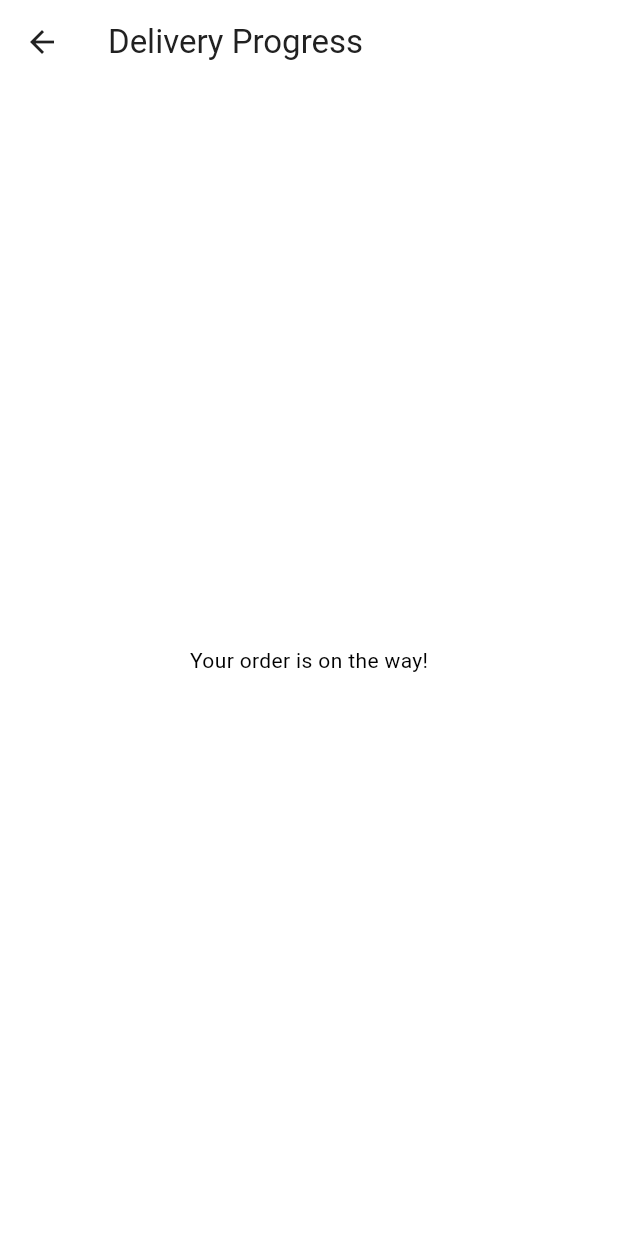
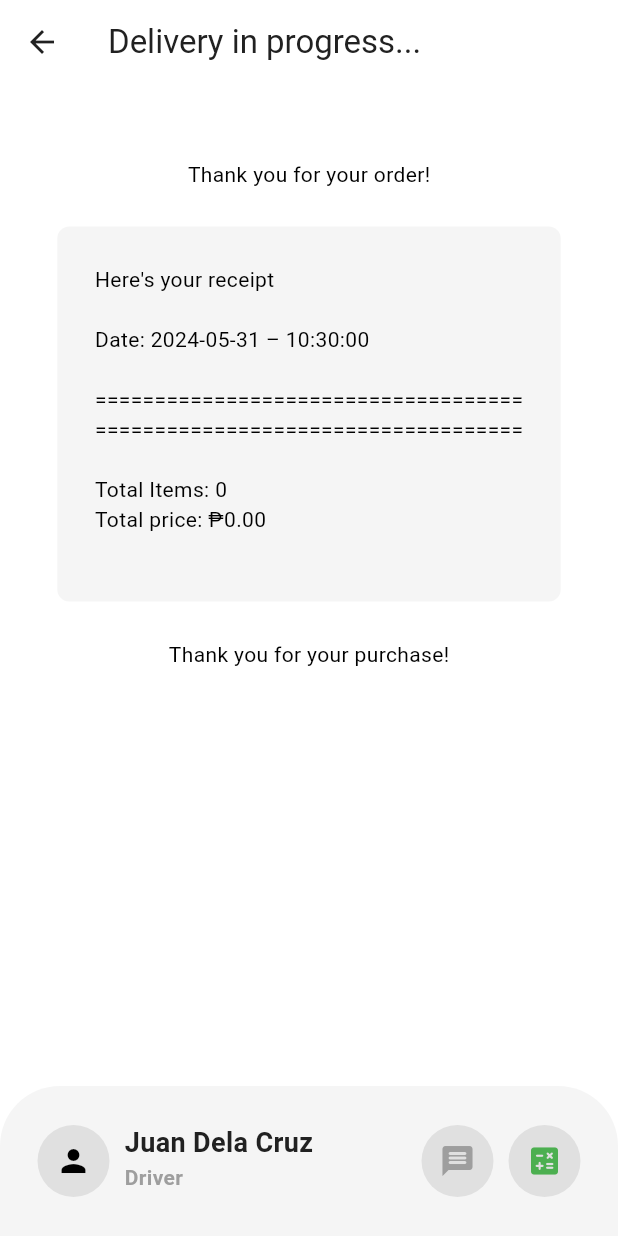
Before and after one commit to Orekidesu/Viscan-Food-Delivey-App, a Flutter app: the DeliveryProgressPage screen opened directly, on a phone screen of 412 x 824 dp. Run offline on Flutter 3.47's test engine with Material 3 defaults, Android fonts, the phone set to English and light mode, and no system bars; our stand-ins replace flutter_credit_card; missing offline and left inert: dart:js.

Commit message:
delivery progress page update and receipt generation

```diff
--- /dev/null
+++ b/lib/custom_widgets/my_receipt.dart
@@ -0,0 +1,35 @@
+import 'package:flutter/material.dart';
+import 'package:provider/provider.dart';
+import 'package:viscan_food_delivery_app/models/restuarant.dart';
+
+class MyReceipt extends StatelessWidget {
+  const MyReceipt({super.key});
+
+  @override
+  Widget build(BuildContext context) {
+    return Padding(
+      padding: const EdgeInsets.only(left: 25, right: 25, bottom: 25, top: 50),
+      child: Center(
+        child: Column(
+          mainAxisAlignment: MainAxisAlignment.center,
+          children: [
+            const Text('Thank you for your order!'),
+            const SizedBox(height: 25),
+            Container(
+                decoration: BoxDecoration(
+                  color: Theme.of(context).colorScheme.secondary,
+                  borderRadius: BorderRadius.circular(8.0),
+                ),
+                padding: const EdgeInsets.all(25),
+                child: Consumer<Restaurant>(
+                  builder: (context, restaurant, child) =>
+                      Text(restaurant.displayCartReceipt()),
+                )),
+            const SizedBox(height: 25),
+            const Text("Thank you for your purchase!"),
+          ],
+        ),
+      ),
+    );
+  }
+}
--- a/lib/models/restuarant.dart
+++ b/lib/models/restuarant.dart
@@ -2,6 +2,7 @@ import 'package:viscan_food_delivery_app/models/cart_item.dart';
 import './food.dart';
 import 'package:collection/collection.dart';
 import 'package:flutter/material.dart';
+import 'package:intl/intl.dart';
 
 class Restaurant extends ChangeNotifier {
   // list of food menu
@@ -151,10 +152,47 @@ class Restaurant extends ChangeNotifier {
   /* HELPER FUNCTIONS */
 
   //  generate a receipt
+  String displayCartReceipt() {
+    final receipt = StringBuffer();
+    receipt.writeln("Here's your receipt");
+    receipt.writeln();
+
+    // format the date to inclide to up to seconds only
+
+    String formattedDate =
+        DateFormat('yyyy-MM-dd – kk:mm:ss').format(DateTime.now());
+
+    receipt.writeln("Date: $formattedDate");
+    receipt.writeln();
+    receipt.writeln("====================================");
+
+    for (final cartItem in _cart) {
+      receipt.writeln(
+          "${cartItem.quantity}x ${cartItem.food.name} - ${_formatPrice(cartItem.food.price)}");
+      if (cartItem.selectedAddons.isNotEmpty) {
+        receipt.writeln("Addons: ${_formatAddons(cartItem.selectedAddons)}");
+      }
+      receipt.writeln();
+    }
+    receipt.writeln("====================================");
+    receipt.writeln();
+    receipt.writeln("Total Items: ${getTotalItemCount()}");
+    receipt.writeln("Total price: ${_formatPrice(getTotalPrice())}");
+
+    return receipt.toString();
+  }
 
   // format double value into money
+  String _formatPrice(double price) {
+    return '₱${price.toStringAsFixed(2)}';
+  }
 
   // format list of addons into string summary
+  String _formatAddons(List<Addon> addons) {
+    return addons
+        .map((addon) => "${addon.name} (${_formatPrice(addon.price)})")
+        .join(", ");
+  }
 }
 
 
@@ -162,8 +200,4 @@ class Restaurant extends ChangeNotifier {
 
 
 
-
-
-
-
 // ₱
--- a/lib/screens/delivery_progress_page/delivery_progress_page.dart
+++ b/lib/screens/delivery_progress_page/delivery_progress_page.dart
@@ -1,4 +1,5 @@
 import 'package:flutter/material.dart';
+import 'package:viscan_food_delivery_app/custom_widgets/my_receipt.dart';
 
 class DeliveryProgressPage extends StatelessWidget {
   const DeliveryProgressPage({super.key});
@@ -7,12 +8,96 @@ class DeliveryProgressPage extends StatelessWidget {
   Widget build(BuildContext context) {
     return Scaffold(
       appBar: AppBar(
-        title: const Text('Delivery Progress'),
+        title: const Text('Delivery in progress...'),
         backgroundColor: Colors.transparent,
         foregroundColor: Theme.of(context).colorScheme.inversePrimary,
       ),
-      body: const Center(
-        child: Text('Your order is on the way!'),
+      bottomNavigationBar: _buildBottomNavBar(context),
+      body: Column(
+        children: [
+          MyReceipt(),
+        ],
+      ),
+    );
+  }
+
+  Widget _buildBottomNavBar(BuildContext context) {
+    return Container(
+      height: 100.0,
+      decoration: BoxDecoration(
+        color: Theme.of(context).colorScheme.secondary,
+        borderRadius: const BorderRadius.only(
+          topLeft: Radius.circular(40.0),
+          topRight: Radius.circular(40.0),
+        ),
+      ),
+      padding: const EdgeInsets.all(25.0),
+      child: Row(
+        children: [
+          Container(
+            decoration: BoxDecoration(
+              color: Theme.of(context).colorScheme.background,
+              shape: BoxShape.circle,
+            ),
+            child: IconButton(
+              onPressed: () {},
+              icon: const Icon(Icons.person),
+            ),
+          ),
+
+          const SizedBox(width: 10.0),
+          // driver details
+          Column(
+            crossAxisAlignment: CrossAxisAlignment.start,
+            children: [
+              Text(
+                'Juan Dela Cruz',
+                style: TextStyle(
+                    color: Theme.of(context).colorScheme.inversePrimary,
+                    fontSize: 18.0,
+                    fontWeight: FontWeight.bold),
+              ),
+              Text(
+                'Driver',
+                style: TextStyle(
+                    color: Theme.of(context).colorScheme.primary,
+                    fontWeight: FontWeight.bold),
+              ),
+            ],
+          ),
+          const Spacer(),
+          Row(
+            children: [
+              // message button
+
+              Container(
+                decoration: BoxDecoration(
+                  color: Theme.of(context).colorScheme.background,
+                  shape: BoxShape.circle,
+                ),
+                child: IconButton(
+                  onPressed: () {},
+                  icon: const Icon(Icons.message_rounded),
+                  color: Theme.of(context).colorScheme.primary,
+                ),
+              ),
+
+              const SizedBox(width: 10.0),
+              // call button
+              Container(
+                decoration: BoxDecoration(
+                  color: Theme.of(context).colorScheme.background,
+                  shape: BoxShape.circle,
+                ),
+                child: IconButton(
+                  onPressed: () {},
+                  icon: const Icon(Icons.calculate_rounded),
+                  color: Colors.green,
+                ),
+              ),
+            ],
+          ),
+        ],
       ),
     );
   }
--- a/pubspec.yaml
+++ b/pubspec.yaml
@@ -18,6 +18,7 @@ dependencies:
   provider: ^6.1.2
   collection: ^1.18.0
   flutter_credit_card: ^4.0.1
+  intl: ^0.19.0
 
 # ================== PACKAGES END ==================
 dev_dependencies:
```
Also changed, not shown: pubspec.lock.
